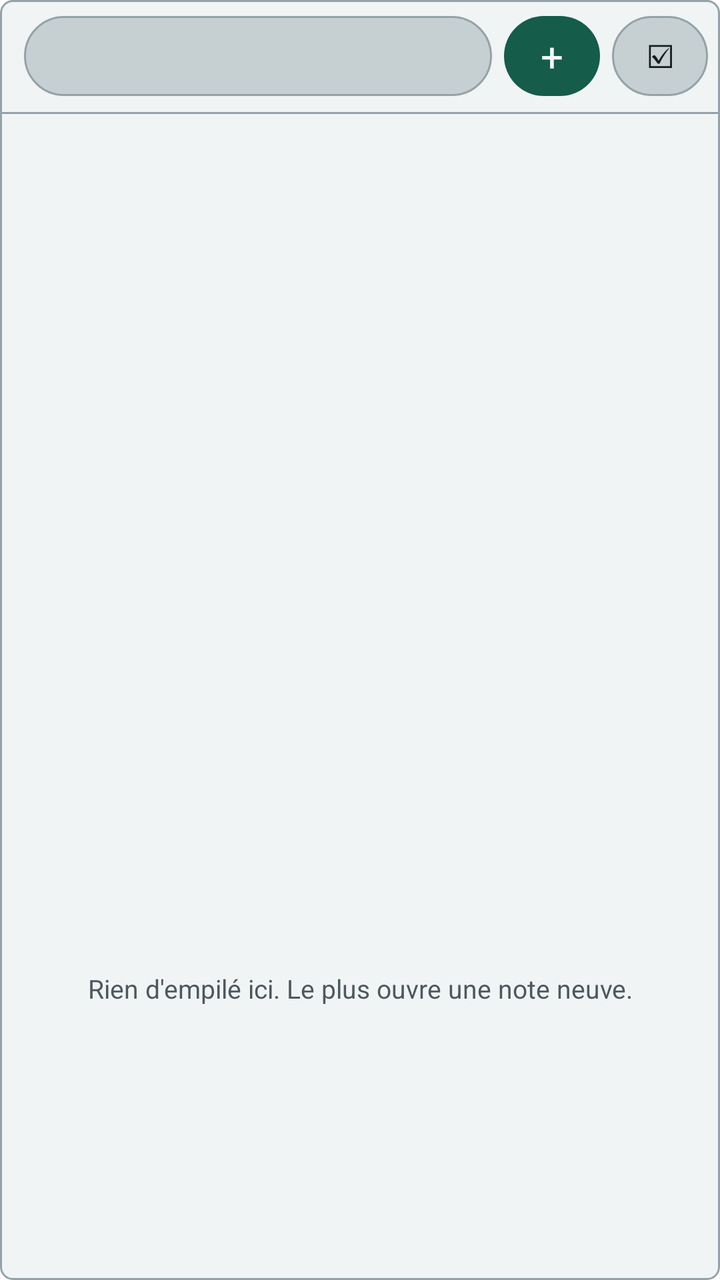
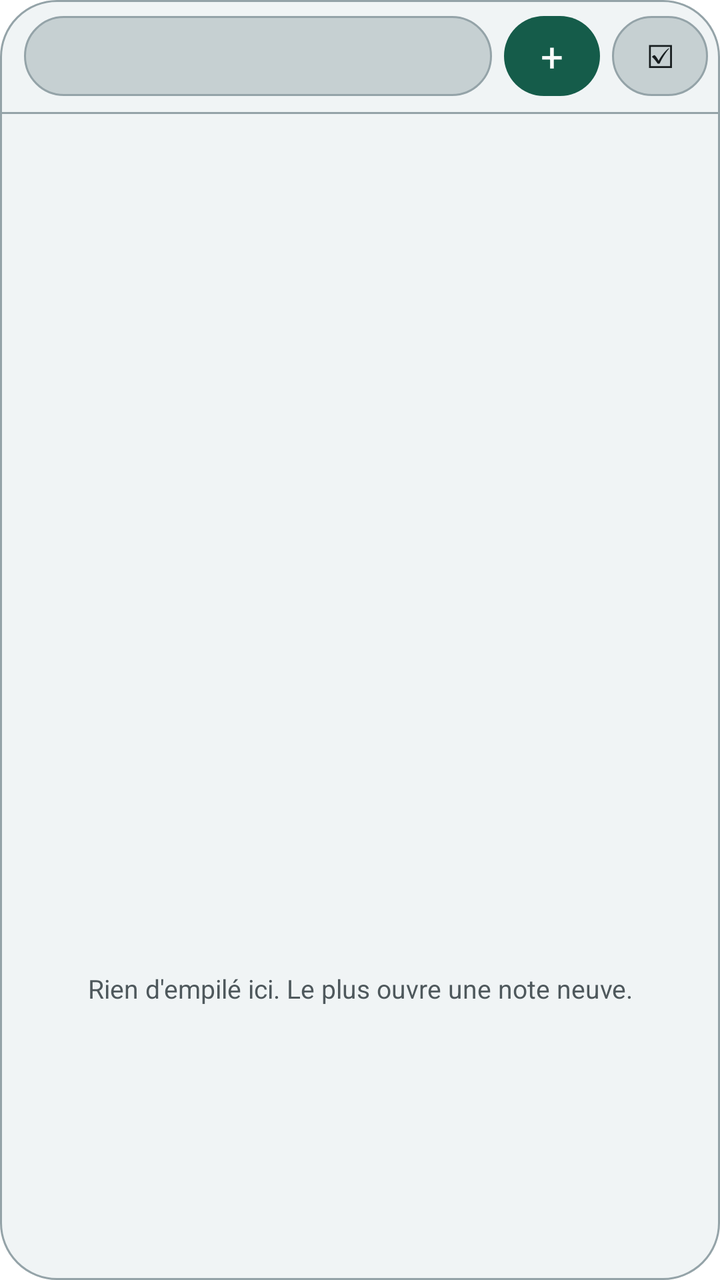

Before-and-after screenshots of an Android layout around one commit, followed by the original layout XML and the change that was made.
<!-- AndroidManifest.xml: fallback theme Theme.MaterialComponents.DayNight.NoActionBar -->
<!-- res/layout/cairn_widget.xml -->
<?xml version="1.0" encoding="utf-8"?>
<LinearLayout
  xmlns:android="http://schemas.android.com/apk/res/android"
  android:layout_width="match_parent"
  android:layout_height="match_parent"
  android:orientation="vertical"
  android:background="@drawable/cairn_widget_background">

  <LinearLayout
    android:id="@+id/cairn_widget_header"
    android:layout_width="match_parent"
    android:layout_height="wrap_content"
    android:orientation="horizontal"
    android:gravity="center_vertical"
    android:paddingStart="12dp"
    android:paddingEnd="6dp"
    android:paddingTop="8dp"
    android:paddingBottom="8dp">

    
    <LinearLayout
      android:id="@+id/cairn_widget_filter_button"
      android:layout_width="0dp"
      android:layout_height="40dp"
      android:layout_weight="1"
      android:orientation="horizontal"
      android:gravity="center_vertical"
      android:paddingStart="10dp"
      android:paddingEnd="10dp"
      android:background="@drawable/cairn_widget_pill"
      android:contentDescription="@string/cairn_widget_filter_hint">

      <TextView
        android:id="@+id/cairn_widget_filter"
        android:layout_width="wrap_content"
        android:layout_height="wrap_content"
        android:maxLines="1"
        android:ellipsize="end"
        android:textSize="13sp"
        android:textColor="@color/cairn_text_secondary" />
    </LinearLayout>

    
    <TextView
      android:id="@+id/cairn_widget_new_note"
      android:layout_width="48dp"
      android:layout_height="40dp"
      android:layout_marginStart="6dp"
      android:gravity="center"
      android:text="@string/cairn_widget_new_note_glyph"
      android:textSize="20sp"
      android:textColor="@color/cairn_text_onAccent"
      android:background="@drawable/cairn_widget_accent_pill"
      android:contentDescription="@string/cairn_widget_new_note" />

    <TextView
      android:id="@+id/cairn_widget_new_list"
      android:layout_width="48dp"
      android:layout_height="40dp"
      android:layout_marginStart="6dp"
      android:gravity="center"
      android:text="@string/cairn_widget_new_list_glyph"
      android:textSize="16sp"
      android:textColor="@color/cairn_text_primary"
      android:background="@drawable/cairn_widget_pill"
      android:contentDescription="@string/cairn_widget_new_list" />
  </LinearLayout>

  
  <ImageView
    android:layout_width="match_parent"
    android:layout_height="1dp"
    android:contentDescription="@null"
    android:background="@color/cairn_line_hairline" />

  <ListView
    android:id="@+id/cairn_widget_list"
    android:layout_width="match_parent"
    android:layout_height="0dp"
    android:layout_weight="1"
    android:divider="@null"
    android:dividerHeight="0dp"
    android:scrollbars="none" />

  <TextView
    android:id="@+id/cairn_widget_empty"
    android:layout_width="match_parent"
    android:layout_height="0dp"
    android:layout_weight="1"
    android:gravity="center"
    android:padding="16dp"
    android:textSize="13sp"
    android:textColor="@color/cairn_text_muted"
    android:text="@string/cairn_widget_empty" />
</LinearLayout>
<!-- resources referenced by this layout -->
<resources>
  <color name="cairn_line_hairline">#FF94A3A8</color>
  <color name="cairn_text_muted">#FF4E585C</color>
  <color name="cairn_text_onAccent">#FFFAFCFC</color>
  <color name="cairn_text_primary">#FF161C1E</color>
  <color name="cairn_text_secondary">#FF333D40</color>
  <!-- drawable cairn_widget_accent_pill (drawable) -->
  <?xml version="1.0" encoding="utf-8"?>
  <shape xmlns:android="http://schemas.android.com/apk/res/android" android:shape="rectangle">
    <solid android:color="@color/cairn_accent_default" />
    <corners android:radius="999dp" />
  </shape>
  <!-- drawable cairn_widget_background (drawable) -->
  <?xml version="1.0" encoding="utf-8"?>
  <shape xmlns:android="http://schemas.android.com/apk/res/android" android:shape="rectangle">
    <solid android:color="@color/cairn_surface_card" />
    <corners android:radius="6dp" />
    <stroke android:width="1dp" android:color="@color/cairn_line_hairline" />
  </shape>
  <!-- drawable cairn_widget_pill (drawable) -->
  <?xml version="1.0" encoding="utf-8"?>
  <shape xmlns:android="http://schemas.android.com/apk/res/android" android:shape="rectangle">
    <solid android:color="@color/cairn_surface_recessed" />
    <corners android:radius="999dp" />
    <stroke android:width="1dp" android:color="@color/cairn_line_hairline" />
  </shape>
  <string name="cairn_widget_empty">Rien d\'empilé ici. Le plus ouvre une note neuve.</string>
  <string name="cairn_widget_filter_hint">Filtrer par tag</string>
  <string name="cairn_widget_new_list">Nouvelle liste</string>
  <string name="cairn_widget_new_list_glyph">☑</string>
  <string name="cairn_widget_new_note">Nouvelle note</string>
  <string name="cairn_widget_new_note_glyph">+</string>
  <color name="cairn_accent_default">#FF155C4A</color>
  <color name="cairn_surface_card">#FFF0F4F5</color>
  <color name="cairn_surface_recessed">#FFC6D0D2</color>
</resources>

<!-- the commit's change to res/layout/cairn_widget.xml (unified diff, before → after) -->
@@ -73,13 +73,14 @@
     android:contentDescription="@null"
     android:background="@color/cairn_line_hairline" />
 
+  
   <ListView
     android:id="@+id/cairn_widget_list"
     android:layout_width="match_parent"
     android:layout_height="0dp"
     android:layout_weight="1"
-    android:divider="@null"
-    android:dividerHeight="0dp"
+    android:divider="@drawable/cairn_widget_divider"
+    android:dividerHeight="9dp"
     android:scrollbars="none" />
 
   <TextView
<!-- resource entries referenced after the edit -->
@@ -15,9 +15,19 @@
   <?xml version="1.0" encoding="utf-8"?>
   <shape xmlns:android="http://schemas.android.com/apk/res/android" android:shape="rectangle">
     <solid android:color="@color/cairn_surface_card" />
-    <corners android:radius="6dp" />
+    <corners android:radius="@dimen/cairn_widget_radius" />
     <stroke android:width="1dp" android:color="@color/cairn_line_hairline" />
   </shape>
+  <!-- drawable cairn_widget_divider (drawable) -->
+  <?xml version="1.0" encoding="utf-8"?>
+  <inset xmlns:android="http://schemas.android.com/apk/res/android"
+    android:insetTop="4dp"
+    android:insetBottom="4dp">
+    <shape android:shape="rectangle">
+      <size android:height="1dp" />
+      <solid android:color="@color/cairn_line_hairline" />
+    </shape>
+  </inset>
   <!-- drawable cairn_widget_pill (drawable) -->
   <?xml version="1.0" encoding="utf-8"?>
   <shape xmlns:android="http://schemas.android.com/apk/res/android" android:shape="rectangle">
@@ -33,6 +43,7 @@
   <string name="cairn_widget_new_note_glyph">+</string>
   <color name="cairn_accent_default">#FF155C4A</color>
   <color name="cairn_surface_card">#FFF0F4F5</color>
+  <dimen name="cairn_widget_radius">6dp</dimen>
   <color name="cairn_surface_recessed">#FFC6D0D2</color>
 </resources>
 
